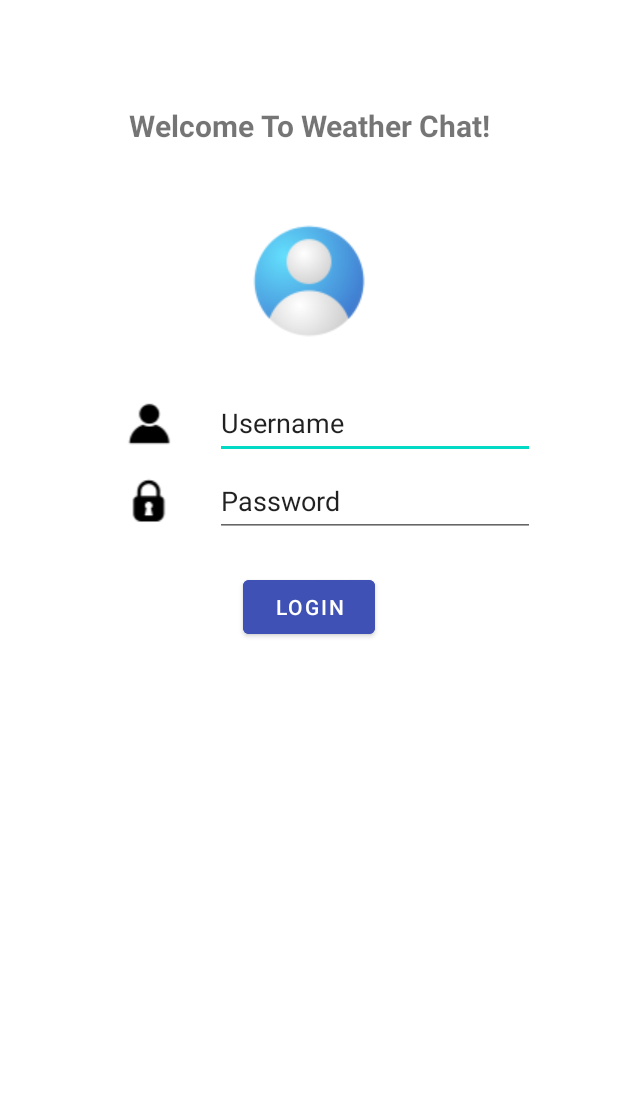
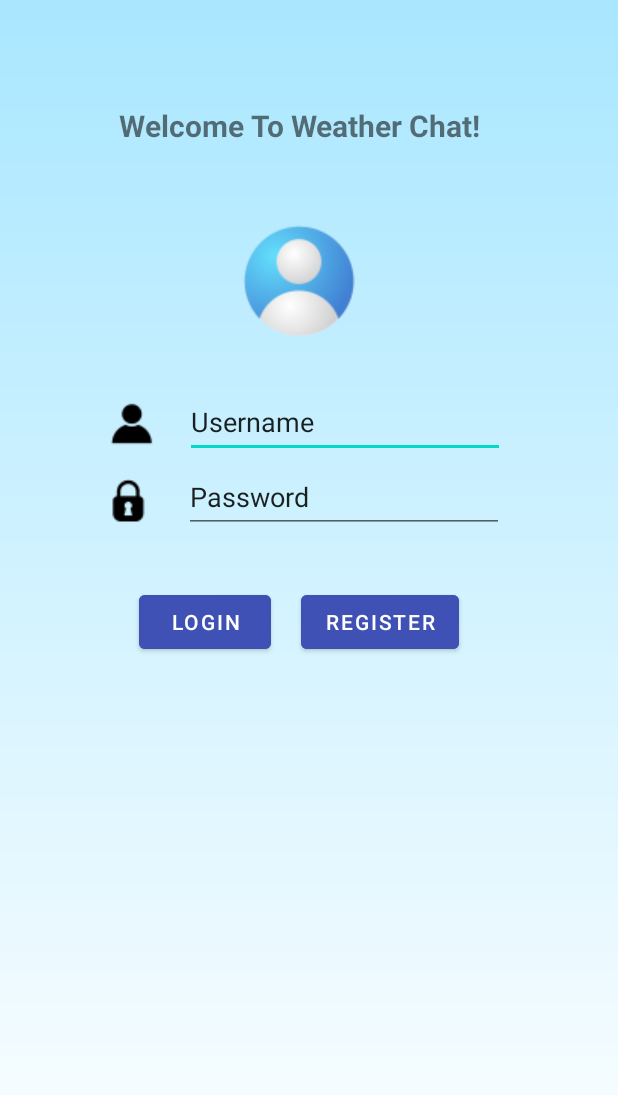
Before and after one commit to JorgeGainzarain/Mobile-Aplications-Individual-Work, an Android app: the layout activity_login.xml on its own in the app's theme, with its tools: preview values and no code run, on a phone screen of 412 x 824 dp. Shown: the top 1095 px of the screen. Run offline under Robolectric (Android 15) with nearby library versions, the phone set to English and light mode, and no system bars.

Commit message:
Updated Activity: LoginActivity

```diff
--- /dev/null
+++ b/app/src/main/res/drawable/blue_white_gradient.xml
@@ -0,0 +1,7 @@
+<?xml version="1.0" encoding="utf-8"?>
+<shape xmlns:android="http://schemas.android.com/apk/res/android">
+    <gradient
+        android:startColor="#FFFFFF"
+        android:endColor="#A9E7FF"
+        android:angle="90" />
+</shape>
--- a/app/src/main/res/layout/activity_login.xml
+++ b/app/src/main/res/layout/activity_login.xml
@@ -5,6 +5,8 @@
     android:id="@+id/main"
     android:layout_width="match_parent"
     android:layout_height="match_parent"
+    android:background="@drawable/blue_white_gradient"
+    android:paddingEnd="13dp"
     tools:context=".LoginActivity">
 
     <LinearLayout
@@ -41,12 +43,18 @@
                 android:layout_gravity="center"
                 android:gravity="center">
 
+                <LinearLayout
+                    android:layout_width="match_parent"
+                    android:layout_height="match_parent"
+                    android:orientation="horizontal">
+
                     <ImageView
                         android:id="@+id/imageView2"
                         android:layout_width="wrap_content"
                         android:layout_height="wrap_content"
                         android:layout_gravity="center_vertical"
                         android:padding="10dp"
+                        android:paddingEnd="20dp"
                         app:srcCompat="@drawable/userv2reloaded" />
 
                     <EditText
@@ -57,6 +65,8 @@
                         android:inputType="text"
                         android:minHeight="48dp"
                         android:text="Username" />
+                </LinearLayout>
+
             </TableRow>
 
             <TableRow
@@ -64,11 +74,17 @@
                 android:layout_height="match_parent"
                 android:gravity="center">
 
+                <LinearLayout
+                    android:layout_width="match_parent"
+                    android:layout_height="match_parent"
+                    android:orientation="horizontal">
+
                     <ImageView
                         android:id="@+id/imageView5"
                         android:layout_width="wrap_content"
                         android:layout_height="wrap_content"
                         android:padding="10dp"
+                        android:paddingEnd="23dp"
                         app:srcCompat="@drawable/candadov2" />
 
                     <EditText
@@ -79,6 +95,8 @@
                         android:inputType="text"
                         android:minHeight="48dp"
                         android:text="Password" />
+                </LinearLayout>
+
             </TableRow>
 
             <TableRow
@@ -87,13 +105,31 @@
                 android:gravity="center"
                 android:padding="20dp">
 
+                <LinearLayout
+                    android:layout_width="match_parent"
+                    android:layout_height="match_parent"
+                    android:foregroundGravity="center_vertical|center"
+                    android:gravity="center"
+                    android:orientation="horizontal">
+
                     <Button
                         android:id="@+id/button"
                         android:layout_width="wrap_content"
                         android:layout_height="wrap_content"
+                        android:layout_margin="10dp"
                         android:backgroundTint="#3F51B5"
                         android:text="Login"
                         android:textAlignment="center" />
+
+                    <Button
+                        android:id="@+id/button2"
+                        android:layout_width="wrap_content"
+                        android:layout_height="wrap_content"
+                        android:layout_margin="10dp"
+                        android:backgroundTint="#3F51B5"
+                        android:text="Register" />
+                </LinearLayout>
+
             </TableRow>
 
             <TableRow
```
Lines whose indentation alone changed are shown as unchanged.
